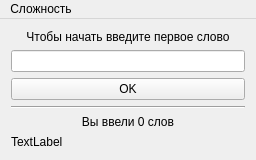
First picture: the form in mainwindow.ui, repository Stals/wordsWithPC, before the edit.
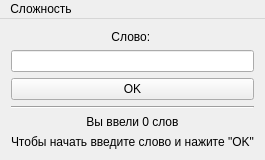
Second picture: the form after the edit.

The edit to the form file:
```diff
--- a/mainwindow.ui
+++ b/mainwindow.ui
@@ -7,7 +7,7 @@
     <x>0</x>
     <y>0</y>
     <width>256</width>
-    <height>156</height>
+    <height>158</height>
    </rect>
   </property>
   <property name="windowTitle">
@@ -20,7 +20,7 @@
       <item>
        <widget class="QLabel" name="label_2">
         <property name="text">
-         <string>Чтобы начать введите первое слово</string>
+         <string>Слово: </string>
         </property>
         <property name="alignment">
          <set>Qt::AlignCenter</set>
@@ -61,7 +61,7 @@
       <item>
        <widget class="QLabel" name="label_4">
         <property name="text">
-         <string>TextLabel</string>
+         <string>Чтобы начать введите слово и нажите &quot;OK&quot;</string>
         </property>
        </widget>
       </item>
```
